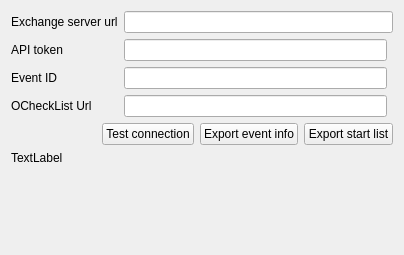
Above: quickevent/app/quickevent/plugins/Event/src/services/qx/qxclientservicewidget.ui from sakhnik/quickbox before the change. Below: the same form after it.
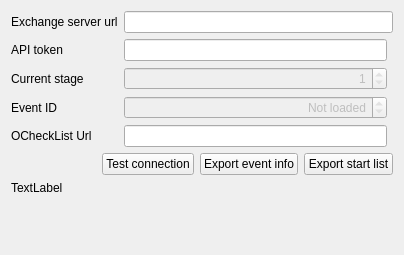
That is the form after the change.

Commit message: Add stage number check to qx service

What changed in the file:
```diff
--- a/quickevent/app/quickevent/plugins/Event/src/services/qx/qxclientservicewidget.ui
+++ b/quickevent/app/quickevent/plugins/Event/src/services/qx/qxclientservicewidget.ui
@@ -16,12 +16,8 @@
   <layout class="QVBoxLayout" name="verticalLayout">
    <item>
     <layout class="QGridLayout" name="gridLayout">
-     <item row="3" column="1">
-      <widget class="QLineEdit" name="edOChecklistUrl">
-       <property name="readOnly">
-        <bool>true</bool>
-       </property>
-      </widget>
+     <item row="0" column="1" colspan="2">
+      <widget class="QLineEdit" name="edServerUrl"/>
      </item>
      <item row="0" column="0">
       <widget class="QLabel" name="label_2">
@@ -30,27 +26,7 @@
        </property>
       </widget>
      </item>
-     <item row="2" column="1">
-      <widget class="QLineEdit" name="edEventId">
-       <property name="readOnly">
-        <bool>true</bool>
-       </property>
-      </widget>
-     </item>
-     <item row="0" column="1" colspan="2">
-      <widget class="QLineEdit" name="edServerUrl"/>
-     </item>
-     <item row="3" column="0">
-      <widget class="QLabel" name="label_3">
-       <property name="toolTip">
-        <string>Fill this url into HTTP POST synchonization method in O-CheckList</string>
-       </property>
-       <property name="text">
-        <string>OCheckList Url</string>
-       </property>
-      </widget>
-     </item>
-     <item row="2" column="0">
+     <item row="4" column="0">
       <widget class="QLabel" name="label_4">
        <property name="toolTip">
         <string>Fill this url into HTTP POST synchonization method in O-CheckList</string>
@@ -60,6 +36,26 @@
        </property>
       </widget>
      </item>
+     <item row="1" column="1">
+      <widget class="QLineEdit" name="edApiToken"/>
+     </item>
+     <item row="5" column="1">
+      <widget class="QLineEdit" name="edOChecklistUrl">
+       <property name="readOnly">
+        <bool>true</bool>
+       </property>
+      </widget>
+     </item>
+     <item row="5" column="0">
+      <widget class="QLabel" name="label_3">
+       <property name="toolTip">
+        <string>Fill this url into HTTP POST synchonization method in O-CheckList</string>
+       </property>
+       <property name="text">
+        <string>OCheckList Url</string>
+       </property>
+      </widget>
+     </item>
      <item row="1" column="0">
       <widget class="QLabel" name="label_5">
        <property name="toolTip">
@@ -70,8 +66,50 @@
        </property>
       </widget>
      </item>
-     <item row="1" column="1">
-      <widget class="QLineEdit" name="edApiToken"/>
+     <item row="3" column="0">
+      <widget class="QLabel" name="label_6">
+       <property name="toolTip">
+        <string>Fill this url into HTTP POST synchonization method in O-CheckList</string>
+       </property>
+       <property name="text">
+        <string>Current stage</string>
+       </property>
+      </widget>
+     </item>
+     <item row="3" column="1">
+      <widget class="QSpinBox" name="edCurrentStage">
+       <property name="enabled">
+        <bool>false</bool>
+       </property>
+       <property name="alignment">
+        <set>Qt::AlignmentFlag::AlignRight|Qt::AlignmentFlag::AlignTrailing|Qt::AlignmentFlag::AlignVCenter</set>
+       </property>
+       <property name="readOnly">
+        <bool>true</bool>
+       </property>
+       <property name="minimum">
+        <number>1</number>
+       </property>
+      </widget>
+     </item>
+     <item row="4" column="1">
+      <widget class="QSpinBox" name="edEventId">
+       <property name="enabled">
+        <bool>false</bool>
+       </property>
+       <property name="alignment">
+        <set>Qt::AlignmentFlag::AlignRight|Qt::AlignmentFlag::AlignTrailing|Qt::AlignmentFlag::AlignVCenter</set>
+       </property>
+       <property name="readOnly">
+        <bool>true</bool>
+       </property>
+       <property name="specialValueText">
+        <string>Not loaded</string>
+       </property>
+       <property name="value">
+        <number>0</number>
+       </property>
+      </widget>
      </item>
     </layout>
    </item>
```
Left out of the diff: 1 changed line with no effect on the pictures. The commit also changes 3 other files.
